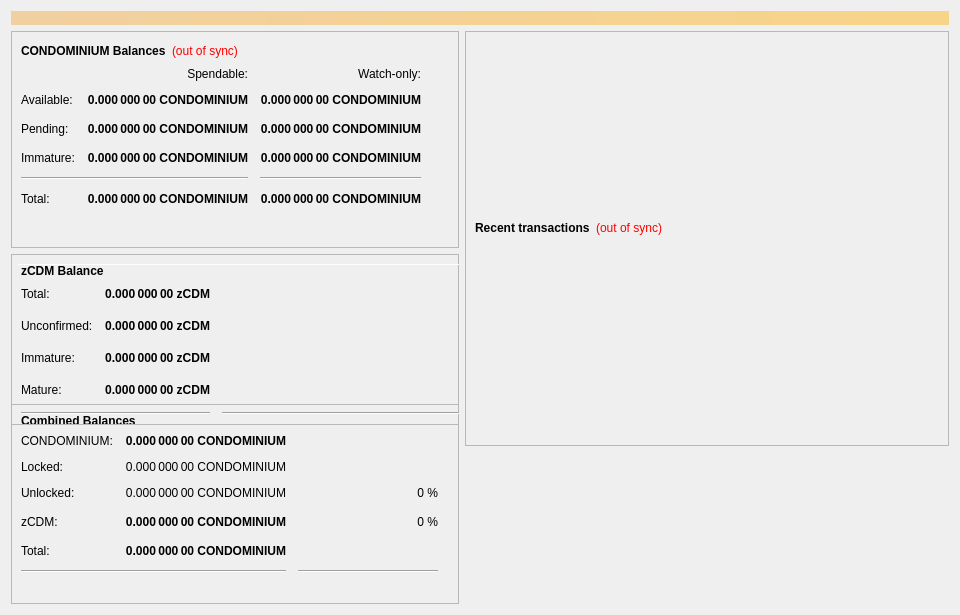
Before: the Qt Designer form src/qt/forms/overviewpage.ui in goldprogr/ascoin, drawn with Qt 5.
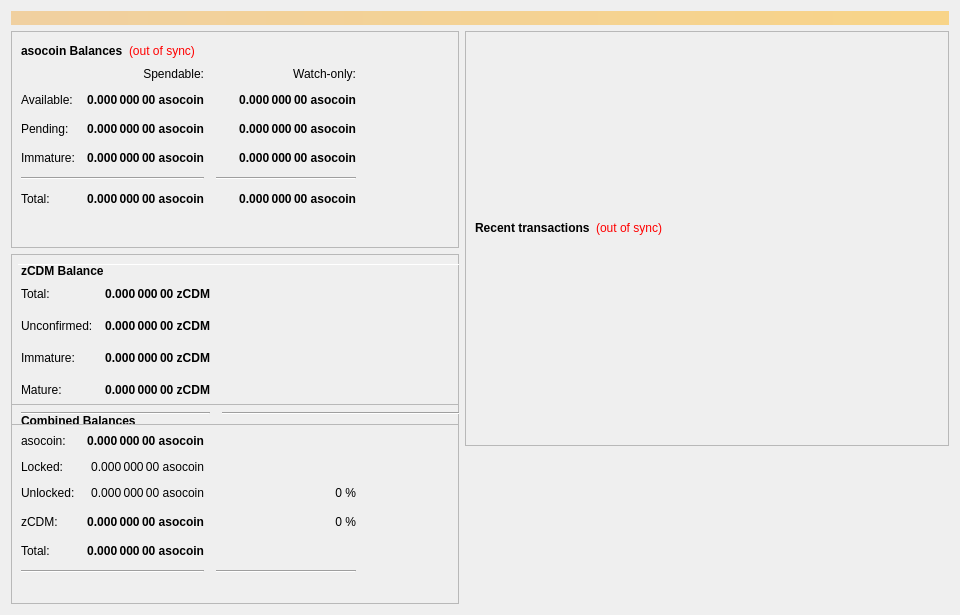
After: the same form once the commit is applied.

Diff of the .ui file:
```diff
--- a/src/qt/forms/overviewpage.ui
+++ b/src/qt/forms/overviewpage.ui
@@ -60,7 +60,7 @@
                </font>
               </property>
               <property name="text">
-               <string>CONDOMINIUM Balances</string>
+               <string>asocoin Balances</string>
               </property>
              </widget>
             </item>
@@ -118,7 +118,7 @@
                <string>Unconfirmed transactions to watch-only addresses</string>
               </property>
               <property name="text">
-               <string notr="true">0.000 000 00 CONDOMINIUM</string>
+               <string notr="true">0.000 000 00 asocoin</string>
               </property>
               <property name="alignment">
                <set>Qt::AlignRight|Qt::AlignTrailing|Qt::AlignVCenter</set>
@@ -143,7 +143,7 @@
                <string>Total of transactions that have yet to be confirmed, and do not yet count toward the spendable balance</string>
               </property>
               <property name="text">
-               <string notr="true">0.000 000 00 CONDOMINIUM</string>
+               <string notr="true">0.000 000 00 asocoin</string>
               </property>
               <property name="alignment">
                <set>Qt::AlignRight|Qt::AlignTrailing|Qt::AlignVCenter</set>
@@ -168,7 +168,7 @@
                <string>Staked or masternode rewards in watch-only addresses that has not yet matured</string>
               </property>
               <property name="text">
-               <string notr="true">0.000 000 00 CONDOMINIUM</string>
+               <string notr="true">0.000 000 00 asocoin</string>
               </property>
               <property name="alignment">
                <set>Qt::AlignRight|Qt::AlignTrailing|Qt::AlignVCenter</set>
@@ -226,7 +226,7 @@
                <string>Staked or masternode rewards that has not yet matured</string>
               </property>
               <property name="text">
-               <string notr="true">0.000 000 00 CONDOMINIUM</string>
+               <string notr="true">0.000 000 00 asocoin</string>
               </property>
               <property name="alignment">
                <set>Qt::AlignRight|Qt::AlignTrailing|Qt::AlignVCenter</set>
@@ -271,7 +271,7 @@
                <string>Your current total balance</string>
               </property>
               <property name="text">
-               <string notr="true">0.000 000 00 CONDOMINIUM</string>
+               <string notr="true">0.000 000 00 asocoin</string>
               </property>
               <property name="alignment">
                <set>Qt::AlignRight|Qt::AlignTrailing|Qt::AlignVCenter</set>
@@ -296,7 +296,7 @@
                <string>Current total balance in watch-only addresses</string>
               </property>
               <property name="text">
-               <string notr="true">0.000 000 00 CONDOMINIUM</string>
+               <string notr="true">0.000 000 00 asocoin</string>
               </property>
               <property name="alignment">
                <set>Qt::AlignRight|Qt::AlignTrailing|Qt::AlignVCenter</set>
@@ -338,7 +338,7 @@
                <string>Your current spendable balance</string>
               </property>
               <property name="text">
-               <string notr="true">0.000 000 00 CONDOMINIUM</string>
+               <string notr="true">0.000 000 00 asocoin</string>
               </property>
               <property name="alignment">
                <set>Qt::AlignRight|Qt::AlignTrailing|Qt::AlignVCenter</set>
@@ -363,7 +363,7 @@
                <string>Your current balance in watch-only addresses</string>
               </property>
               <property name="text">
-               <string notr="true">0.000 000 00 CONDOMINIUM</string>
+               <string notr="true">0.000 000 00 asocoin</string>
               </property>
               <property name="alignment">
                <set>Qt::AlignRight|Qt::AlignTrailing|Qt::AlignVCenter</set>
@@ -963,7 +963,7 @@
                 <string>Total of transactions that have yet to be confirmed, and do not yet count toward the spendable balance</string>
                </property>
                <property name="text">
-                <string notr="true">0.000 000 00 CONDOMINIUM</string>
+                <string notr="true">0.000 000 00 asocoin</string>
                </property>
                <property name="alignment">
                 <set>Qt::AlignRight|Qt::AlignTrailing|Qt::AlignVCenter</set>
@@ -988,7 +988,7 @@
                 <string>Total Balance, including unconfirmed and immature coins.</string>
                </property>
                <property name="text">
-                <string notr="true">0.000 000 00 CONDOMINIUM</string>
+                <string notr="true">0.000 000 00 asocoin</string>
                </property>
                <property name="alignment">
                 <set>Qt::AlignRight|Qt::AlignTrailing|Qt::AlignVCenter</set>
@@ -1021,7 +1021,7 @@
              <item row="1" column="0">
               <widget class="QLabel" name="labelBalanceTextz">
                <property name="text">
-                <string>CONDOMINIUM:</string>
+                <string>asocoin:</string>
                </property>
               </widget>
              </item>
@@ -1040,7 +1040,7 @@
                 <string>Your current spendable balance</string>
                </property>
                <property name="text">
-                <string notr="true">0.000 000 00 CONDOMINIUM</string>
+                <string notr="true">0.000 000 00 asocoin</string>
                </property>
                <property name="alignment">
                 <set>Qt::AlignRight|Qt::AlignTrailing|Qt::AlignVCenter</set>
@@ -1090,7 +1090,7 @@
                 <string>Locked CONDOMINIUM or Masternode collaterals. These are excluded from zCDM minting.</string>
                </property>
                <property name="text">
-                <string>0.000 000 00 CONDOMINIUM</string>
+                <string>0.000 000 00 asocoin</string>
                </property>
                <property name="alignment">
                 <set>Qt::AlignRight|Qt::AlignTrailing|Qt::AlignVCenter</set>
@@ -1123,7 +1123,7 @@
                 <string>Unlocked CONDOMINIUMs. These can be used for zCDM minting.</string>
                </property>
                <property name="text">
-                <string>0.000 000 00 CONDOMINIUM</string>
+                <string>0.000 000 00 asocoin</string>
                </property>
                <property name="alignment">
                 <set>Qt::AlignRight|Qt::AlignTrailing|Qt::AlignVCenter</set>
```
Left out of the diff: 14 changed lines with no effect on the pictures.
